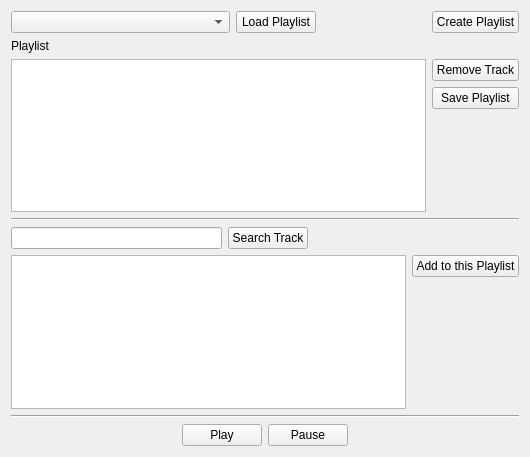
Qt form SpotifyLocalPlaylist/widget.ui (nicomcc/SpotifyLocalPlaylist) before a commit.
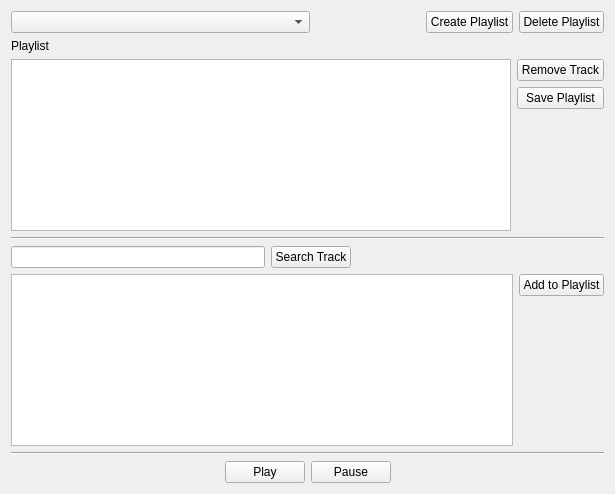
The same form after that commit.

Commit message: small design adjustmnts

Patch:
```diff
--- a/SpotifyLocalPlaylist/widget.ui
+++ b/SpotifyLocalPlaylist/widget.ui
@@ -6,8 +6,8 @@
    <rect>
     <x>0</x>
     <y>0</y>
-    <width>530</width>
-    <height>457</height>
+    <width>615</width>
+    <height>494</height>
    </rect>
   </property>
   <property name="windowTitle">
@@ -38,19 +38,6 @@
        </property>
       </widget>
      </item>
-     <item>
-      <widget class="QPushButton" name="pushButton">
-       <property name="sizePolicy">
-        <sizepolicy hsizetype="Fixed" vsizetype="Fixed">
-         <horstretch>0</horstretch>
-         <verstretch>0</verstretch>
-        </sizepolicy>
-       </property>
-       <property name="text">
-        <string>Load Playlist</string>
-       </property>
-      </widget>
-     </item>
      <item>
       <spacer name="horizontalSpacer_5">
        <property name="orientation">
@@ -90,6 +77,19 @@
        </property>
       </widget>
      </item>
+     <item>
+      <widget class="QPushButton" name="btDeletePl">
+       <property name="sizePolicy">
+        <sizepolicy hsizetype="Fixed" vsizetype="Fixed">
+         <horstretch>0</horstretch>
+         <verstretch>0</verstretch>
+        </sizepolicy>
+       </property>
+       <property name="text">
+        <string>Delete Playlist</string>
+       </property>
+      </widget>
+     </item>
     </layout>
    </item>
    <item>
@@ -181,7 +181,7 @@
        <item>
         <widget class="QPushButton" name="btAdd">
          <property name="text">
-          <string>Add to this Playlist</string>
+          <string>Add to Playlist</string>
          </property>
         </widget>
        </item>
```
